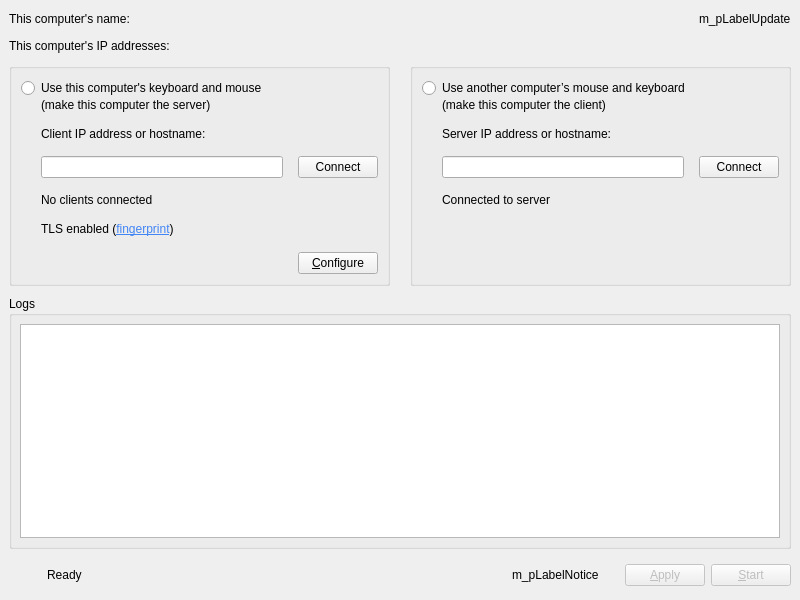
Old version of the form src/apps/deskflow-gui/MainWindow.ui in the repository deskflow/deskflow.
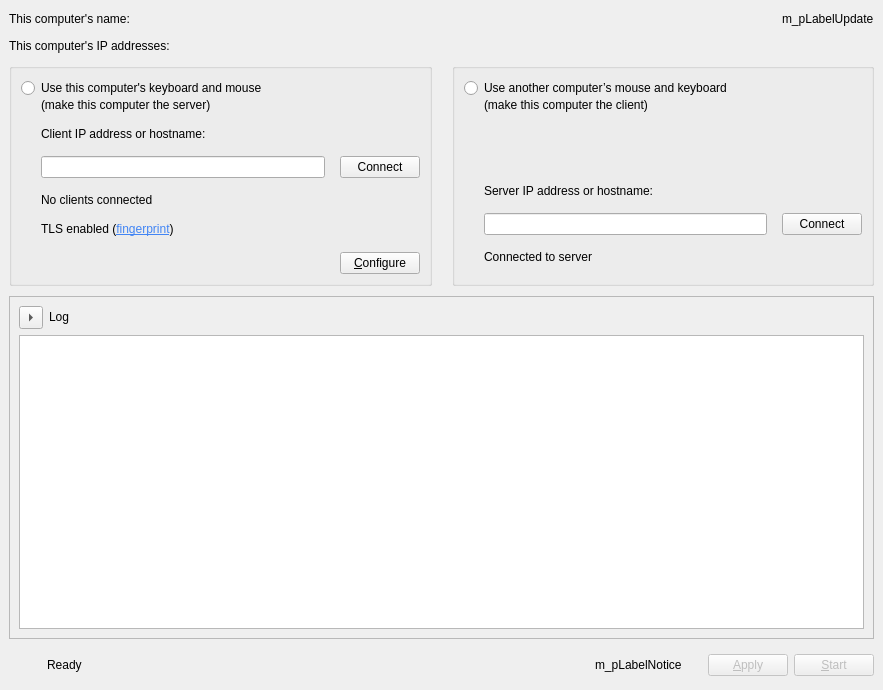
New version of the form. Icons and pictures are not drawn. Custom widgets are drawn as their Qt base class.

Commit message: feat: Visiblity toggle for the log on the main window

Diff of the .ui file:
```diff
--- a/src/apps/deskflow-gui/MainWindow.ui
+++ b/src/apps/deskflow-gui/MainWindow.ui
@@ -6,22 +6,16 @@
    <rect>
     <x>0</x>
     <y>0</y>
-    <width>800</width>
-    <height>600</height>
+    <width>883</width>
+    <height>690</height>
    </rect>
   </property>
   <property name="sizePolicy">
-   <sizepolicy hsizetype="Fixed" vsizetype="Preferred">
+   <sizepolicy hsizetype="Preferred" vsizetype="Preferred">
     <horstretch>0</horstretch>
     <verstretch>0</verstretch>
    </sizepolicy>
   </property>
-  <property name="minimumSize">
-   <size>
-    <width>750</width>
-    <height>550</height>
-   </size>
-  </property>
   <property name="windowTitle">
    <string>Deskflow</string>
   </property>
@@ -32,8 +26,17 @@
     </property>
     <item>
      <layout class="QHBoxLayout" name="m_layoutName">
+      <property name="sizeConstraint">
+       <enum>QLayout::SizeConstraint::SetMinAndMaxSize</enum>
+      </property>
       <item>
        <widget class="QLabel" name="lblComputerName">
+        <property name="sizePolicy">
+         <sizepolicy hsizetype="Preferred" vsizetype="Fixed">
+          <horstretch>0</horstretch>
+          <verstretch>0</verstretch>
+         </sizepolicy>
+        </property>
         <property name="text">
          <string notr="true">This computer's name:</string>
         </property>
@@ -54,6 +57,12 @@
       </item>
       <item>
        <widget class="QLabel" name="m_pLabelUpdate">
+        <property name="sizePolicy">
+         <sizepolicy hsizetype="Preferred" vsizetype="Fixed">
+          <horstretch>0</horstretch>
+          <verstretch>0</verstretch>
+         </sizepolicy>
+        </property>
         <property name="text">
          <string notr="true">m_pLabelUpdate</string>
         </property>
@@ -66,6 +75,12 @@
     </item>
     <item>
      <widget class="QLabel" name="m_pLabelIpAddresses">
+      <property name="sizePolicy">
+       <sizepolicy hsizetype="Preferred" vsizetype="Fixed">
+        <horstretch>0</horstretch>
+        <verstretch>0</verstretch>
+       </sizepolicy>
+      </property>
       <property name="toolTip">
        <string>&lt;html&gt;&lt;head/&gt;&lt;body&gt;&lt;p&gt;The highlighted IP is the one we think you should use. The server listens on all IPs, so the other IPs may work as well.&lt;/p&gt;&lt;/body&gt;&lt;/html&gt;</string>
       </property>
@@ -410,19 +425,6 @@
             </layout>
            </widget>
           </item>
-          <item>
-           <spacer name="verticalSpacer">
-            <property name="orientation">
-             <enum>Qt::Vertical</enum>
-            </property>
-            <property name="sizeHint" stdset="0">
-             <size>
-              <width>20</width>
-              <height>1</height>
-             </size>
-            </property>
-           </spacer>
-          </item>
          </layout>
         </widget>
        </item>
@@ -430,31 +432,55 @@
      </widget>
     </item>
     <item>
-     <widget class="QGroupBox" name="m_pGroupLog">
-      <property name="minimumSize">
-       <size>
-        <width>0</width>
-        <height>0</height>
-       </size>
+     <widget class="QFrame" name="frameLog">
+      <property name="sizePolicy">
+       <sizepolicy hsizetype="Preferred" vsizetype="Minimum">
+        <horstretch>0</horstretch>
+        <verstretch>0</verstretch>
+       </sizepolicy>
       </property>
-      <property name="title">
-       <string>Logs</string>
+      <property name="frameShape">
+       <enum>QFrame::Shape::StyledPanel</enum>
       </property>
-      <layout class="QVBoxLayout" name="verticalLayout_4">
-       <property name="leftMargin">
-        <number>8</number>
-       </property>
-       <property name="topMargin">
-        <number>8</number>
-       </property>
-       <property name="rightMargin">
-        <number>8</number>
-       </property>
-       <property name="bottomMargin">
-        <number>8</number>
-       </property>
+      <property name="frameShadow">
+       <enum>QFrame::Shadow::Raised</enum>
+      </property>
+      <layout class="QVBoxLayout" name="verticalLayout_2">
        <item>
-        <widget class="QPlainTextEdit" name="m_pLogOutput">
+        <layout class="QHBoxLayout" name="horizontalLayout">
+         <property name="sizeConstraint">
+          <enum>QLayout::SizeConstraint::SetMinAndMaxSize</enum>
+         </property>
+         <item>
+          <widget class="QToolButton" name="btnToggleLog">
+           <property name="text">
+            <string>...</string>
+           </property>
+           <property name="checkable">
+            <bool>true</bool>
+           </property>
+           <property name="arrowType">
+            <enum>Qt::ArrowType::RightArrow</enum>
+           </property>
+          </widget>
+         </item>
+         <item>
+          <widget class="QLabel" name="lblLog">
+           <property name="sizePolicy">
+            <sizepolicy hsizetype="Preferred" vsizetype="Fixed">
+             <horstretch>0</horstretch>
+             <verstretch>0</verstretch>
+            </sizepolicy>
+           </property>
+           <property name="text">
+            <string>Log</string>
+           </property>
+          </widget>
+         </item>
+        </layout>
+       </item>
+       <item>
+        <widget class="QPlainTextEdit" name="textLog">
          <property name="sizePolicy">
           <sizepolicy hsizetype="Expanding" vsizetype="Expanding">
            <horstretch>0</horstretch>
@@ -471,7 +497,7 @@
           <bool>false</bool>
          </property>
          <property name="lineWrapMode">
-          <enum>QPlainTextEdit::NoWrap</enum>
+          <enum>QPlainTextEdit::LineWrapMode::NoWrap</enum>
          </property>
          <property name="readOnly">
           <bool>true</bool>
```
Left out of the diff: 51 changed lines with no effect on the pictures. The commit also changes 4 other files.
